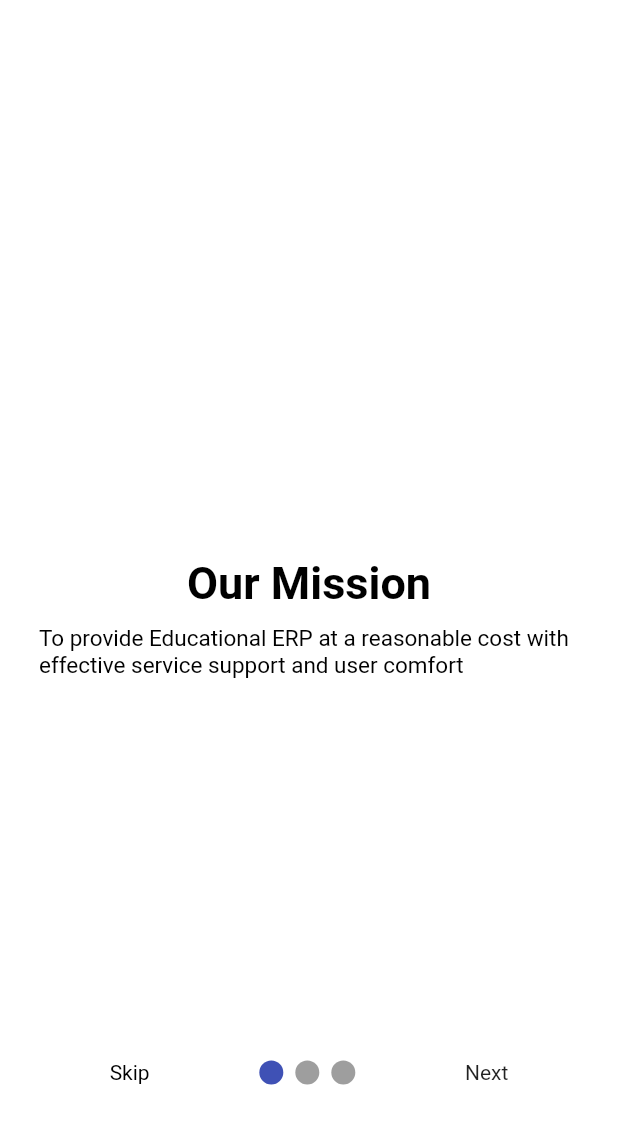
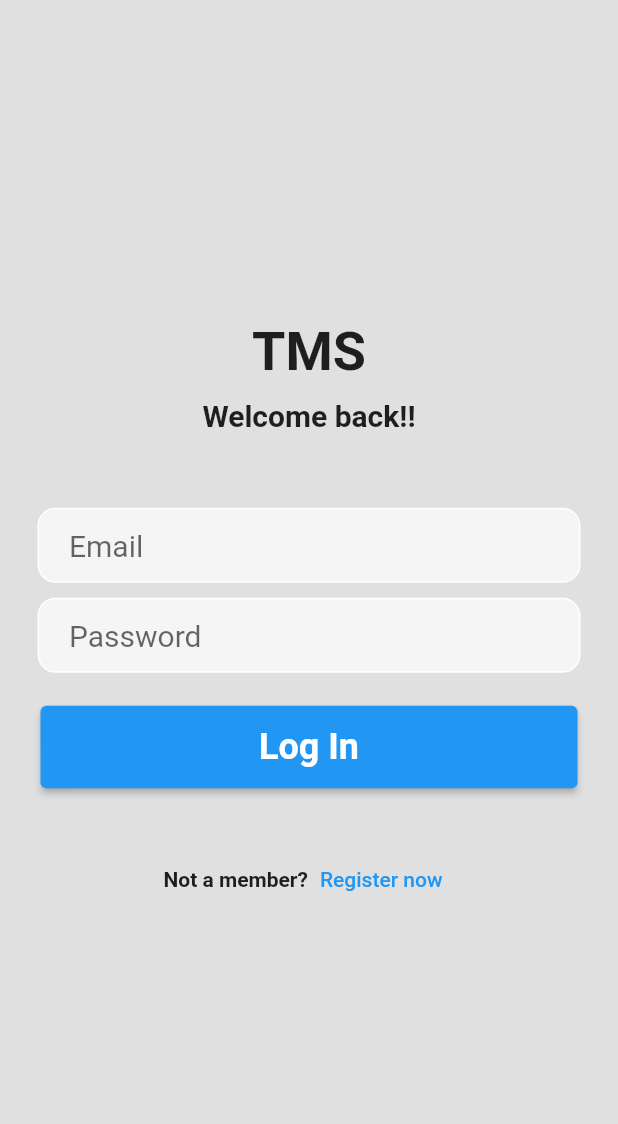
Before and after one commit to nazmulkhanliton/edusoft_tms, a Flutter app: the screen it shows after launch, after a tap on "Skip", on a phone screen of 412 x 824 dp. Shown: the top 1124 px of the screen. Run offline on Flutter 3.47's test engine with Material 2 defaults, Android fonts, the phone set to English and light mode, and no system bars; drawn by our look-alikes of smooth_page_indicator.

Commit message:
login page

```diff
--- /dev/null
+++ b/lib/Screens/Login/login_screen.dart
@@ -0,0 +1,160 @@
+import 'package:flutter/material.dart';
+
+class LoginPage extends StatefulWidget {
+  const LoginPage({Key? key}) : super(key: key);
+
+  @override
+  State<LoginPage> createState() => _LoginPageState();
+}
+
+class _LoginPageState extends State<LoginPage> {
+  var emailController = TextEditingController();
+  var passwordController = TextEditingController();
+  @override
+  Widget build(BuildContext context) {
+    double w = MediaQuery.of(context).size.width;
+    double h = MediaQuery.of(context).size.height;
+    return Scaffold(
+      backgroundColor: Colors.grey[300],
+      body: SafeArea(
+        child: Center(
+          child: Column(
+            mainAxisAlignment: MainAxisAlignment.center,
+            children: [
+              //Hello Again
+              const Text(
+                'TMS',
+                style: TextStyle(
+                  fontWeight: FontWeight.bold,
+                  fontSize: 36,
+                ),
+              ),
+              const SizedBox(
+                height: 10,
+              ),
+              const Text(
+                'Welcome back!!',
+                style: TextStyle(
+                  fontWeight: FontWeight.bold,
+                  fontSize: 20,
+                ),
+              ),
+              const SizedBox(height: 50),
+
+              //Email text field
+              Padding(
+                padding: const EdgeInsets.symmetric(horizontal: 25.0),
+                child: Container(
+                  decoration: BoxDecoration(
+                    color: Colors.grey[100],
+                    border: Border.all(color: Colors.white),
+                    borderRadius: BorderRadius.circular(12),
+                  ),
+                  child: Padding(
+                    padding: const EdgeInsets.only(left: 20),
+                    child: TextField(
+                      controller: emailController,
+                      style: const TextStyle(fontSize: 20),
+                      decoration: const InputDecoration(
+                        border: InputBorder.none,
+                        hintText: 'Email',
+                        //prefixIcon: Icon(Icons.email),
+                      ),
+                    ),
+                  ),
+                ),
+              ),
+              const SizedBox(height: 10),
+
+              //password textile
+              Padding(
+                padding: const EdgeInsets.symmetric(horizontal: 25.0),
+                child: Container(
+                  decoration: BoxDecoration(
+                    color: Colors.grey[100],
+                    border: Border.all(color: Colors.white),
+                    borderRadius: BorderRadius.circular(12),
+                  ),
+                  child: Padding(
+                    padding: const EdgeInsets.only(left: 20),
+                    child: TextField(
+                      controller: passwordController,
+                      style: const TextStyle(fontSize: 20),
+                      obscureText: true,
+                      decoration: const InputDecoration(
+                        border: InputBorder.none,
+                        hintText: 'Password',
+                      ),
+                    ),
+                  ),
+                ),
+              ),
+              const SizedBox(
+                  height: 10
+              ),
+
+              //sign in button
+              Padding(
+                padding: const EdgeInsets.symmetric(horizontal: 15.0),
+                child: Container(
+                  padding: const EdgeInsets.all(12),
+                  decoration: BoxDecoration(
+                    //color: Colors.deepPurple,
+                    borderRadius: BorderRadius.circular(20),
+                  ),
+                  child: ElevatedButton(
+                    style: ElevatedButton.styleFrom(fixedSize: const Size(700, 55)),
+                    onPressed: (){
+                      //AuthController.instance.login(emailController.text.trim(), passwordController.text.trim());
+                    },
+                    child: const Text(
+                      'Log In',
+                      style: TextStyle(
+                        fontSize: 24,
+                        fontWeight: FontWeight.bold,
+                      ),
+                    ),
+                  ),
+                ),
+              ),
+              const SizedBox(height: 25),
+
+              // not a member? register now
+              Row(
+                mainAxisAlignment: MainAxisAlignment.center,
+                children: [
+                  const Text(
+                    'Not a member?',
+                    style: TextStyle(
+                      fontWeight: FontWeight.bold,
+                    ),
+                  ),
+
+                  TextButton(
+                      onPressed: () => showDialog<String>(
+                        context: context,
+                        builder: (BuildContext context) => AlertDialog(
+                          title: const Text('Not Implemented', style: TextStyle(fontSize: 14),),
+                          content: const Text('Thank You', style: TextStyle(fontSize: 26),),
+                          actions: <Widget>[
+                            // TextButton(
+                            //   onPressed: () => Navigator.pop(context, 'Cancel'),
+                            //   child: const Text('Cancel'),
+                            // ),
+                            TextButton(
+                              onPressed: () => Navigator.pop(context, 'OK'),
+                              child: const Text('OK'),
+                            ),
+                          ],
+                        ),
+                      ),
+                      child: const Text('Register now'))
+                ],
+              ),
+            ],
+          ),
+        ),
+      ),
+    );
+  }
+}
--- a/lib/Screens/onBoardingScreen/onBoarding_screen.dart
+++ b/lib/Screens/onBoardingScreen/onBoarding_screen.dart
@@ -2,6 +2,7 @@ import 'package:edusoft_tms/constants.dart';
 import 'package:flutter/material.dart';
 import 'package:smooth_page_indicator/smooth_page_indicator.dart';
 
+import '../Login/login_screen.dart';
 import 'onBoarding_screen_page1.dart';
 import 'onBoarding_screen_page2.dart';
 import 'onBoarding_screen_page3.dart';
@@ -51,10 +52,10 @@ class _OnBoardingScreenState extends State<OnBoardingScreen> {
                 //Skip
                 GestureDetector(
                   onTap: () {
-                    // Navigator.push(
-                    //     context,
-                    //     MaterialPageRoute(
-                    //         builder: (context) => const LoginPage()));
+                    Navigator.push(
+                        context,
+                        MaterialPageRoute(
+                            builder: (context) => const LoginPage()));
                   },
                   child: const Text(
                     'Skip',
@@ -78,10 +79,10 @@ class _OnBoardingScreenState extends State<OnBoardingScreen> {
                 onlastPage
                     ? GestureDetector(
                         onTap: () {
-                          // Navigator.push(
-                          //     context,
-                          //     MaterialPageRoute(
-                          //         builder: (context) => const LoginPage()));
+                          Navigator.push(
+                              context,
+                              MaterialPageRoute(
+                                  builder: (context) => const LoginPage()));
                         },
                         child: const Text(
                           'Done',
```
